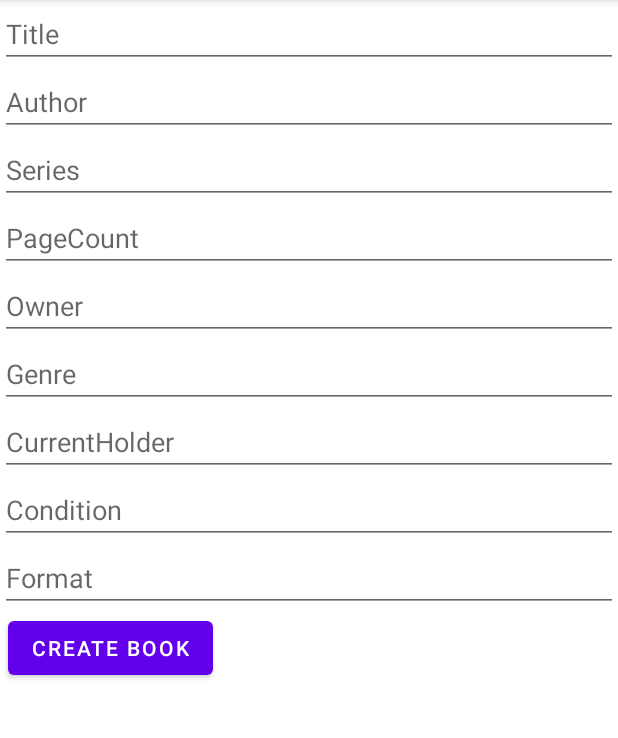
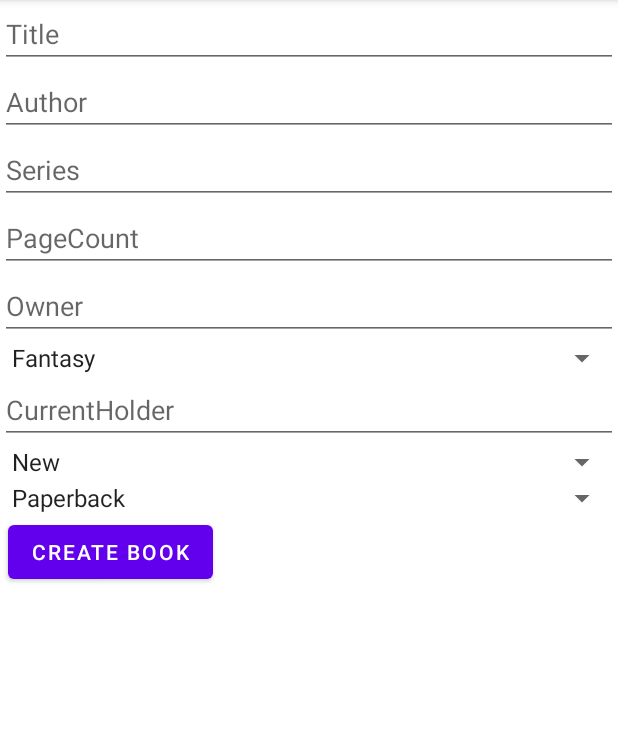
Before and after one commit to LayeredCake/library, an Android app: the InsertBookFragment screen opened through its navigation route, on a phone screen of 412 x 824 dp, the part 84-822 px from its top. Run offline under Robolectric (Android 15) with nearby library versions, the phone set to English and light mode, and no system bars; our stand-ins replace data binding; network calls fail; 1 statement that could not run was skipped.

Commit message:
Change ui elements for genre, condition, and format to spinners.

```diff
--- a/app/build.gradle
+++ b/app/build.gradle
@@ -1,6 +1,7 @@
 plugins {
     id 'com.android.application'
     id 'org.jetbrains.kotlin.android'
+    id 'org.jetbrains.kotlin.kapt' apply true
 }
 
 android {
--- a/app/src/main/java/com/example/libraryapp/BookDataSource.kt
+++ b/app/src/main/java/com/example/libraryapp/BookDataSource.kt
@@ -1,10 +1,8 @@
 package com.example.libraryapp
 
-import android.util.Log
 
 class BookDataSource(
     private val api: APIInterface,
-    private val refreshIntervalMs: Long = 5000
 ) {
 
 
--- a/app/src/main/java/com/example/libraryapp/BookDetailViewModel.kt
+++ b/app/src/main/java/com/example/libraryapp/BookDetailViewModel.kt
@@ -1,7 +1,5 @@
 package com.example.libraryapp
 
-import android.app.Application
-import android.util.Log
 import androidx.lifecycle.*
 import kotlinx.coroutines.launch
 
--- a/app/src/main/java/com/example/libraryapp/BookDetailViewModelFactory.kt
+++ b/app/src/main/java/com/example/libraryapp/BookDetailViewModelFactory.kt
@@ -1,12 +1,9 @@
 package com.example.libraryapp
 
-import android.app.Application
 import androidx.lifecycle.ViewModel
 import androidx.lifecycle.ViewModelProvider
 
 class BookDetailViewModelFactory(val repository: BooksRepository, val id: Int): ViewModelProvider.Factory {
-
-
 
     override fun <T : ViewModel> create(modelClass: Class<T>): T {
 
--- a/app/src/main/java/com/example/libraryapp/BookEditViewModelFactory.kt
+++ b/app/src/main/java/com/example/libraryapp/BookEditViewModelFactory.kt
@@ -1,6 +1,5 @@
 package com.example.libraryapp
 
-import android.app.Application
 import androidx.lifecycle.ViewModel
 import androidx.lifecycle.ViewModelProvider
 
--- a/app/src/main/java/com/example/libraryapp/BookListFragment.kt
+++ b/app/src/main/java/com/example/libraryapp/BookListFragment.kt
@@ -2,7 +2,6 @@ package com.example.libraryapp
 
 import android.content.Context
 import android.os.Bundle
-import android.util.Log
 import androidx.fragment.app.Fragment
 import android.view.LayoutInflater
 import android.view.View
--- a/app/src/main/java/com/example/libraryapp/InsertBookFragment.kt
+++ b/app/src/main/java/com/example/libraryapp/InsertBookFragment.kt
@@ -6,11 +6,10 @@ import android.view.LayoutInflater
 import android.view.View
 import android.view.ViewGroup
 import android.widget.Button
-import android.widget.EditText
+import androidx.fragment.app.viewModels
 import androidx.navigation.Navigation
-import kotlinx.coroutines.coroutineScope
-import kotlinx.coroutines.launch
-import kotlinx.coroutines.runBlocking
+import com.example.libraryapp.databinding.FragmentInsertBookBinding
+import kotlinx.coroutines.*
 
 class InsertBookFragment : Fragment() {
 
@@ -18,42 +17,26 @@ class InsertBookFragment : Fragment() {
         inflater: LayoutInflater, container: ViewGroup?,
         savedInstanceState: Bundle?
     ): View? {
-        val view = inflater.inflate(R.layout.fragment_insert_book, container, false)
+        val binding = FragmentInsertBookBinding.inflate(inflater, container, false)
+        val view: View = binding.root
 
         val main_activity : MainActivity = getActivity() as MainActivity
 
+        val model: InsertBookViewModel by viewModels { InsertBookViewModelFactory(main_activity.rep) }
+
         val button: Button = view.findViewById(R.id.buttonCreateBook)
-        val titleText: EditText = view.findViewById(R.id.txtTitle)
-        val authorText: EditText = view.findViewById(R.id.txtAuthor)
-        val seriesText: EditText = view.findViewById(R.id.txtSeries)
-        val pageCountText: EditText = view.findViewById(R.id.txtPageCount)
-        val ownerText: EditText = view.findViewById(R.id.txtOwner)
-        val genreText: EditText = view.findViewById(R.id.txtGenre)
-        val currentHolderText: EditText = view.findViewById(R.id.txtCurrentHolder)
-        val conditionText: EditText = view.findViewById(R.id.txtCondition)
-        val formatText: EditText = view.findViewById((R.id.txtFormat))
 
-        fun newBook() = runBlocking {
-            launch {
-                main_activity.rep.newBook(Book(
-                    titleText.getText().toString(),
-                    authorText.getText().toString(),
-                    seriesText.getText().toString(),
-                    pageCountText.getText().toString().toInt(),
-                    ownerText.getText().toString(),
-                    genreText.getText().toString().toInt(),
-                    currentHolderText.getText().toString(),
-                    conditionText.getText().toString().toInt(),
-                    formatText.getText().toString().toInt(),
-                    null))
+        button.setOnClickListener() {
+            GlobalScope.launch(Dispatchers.Main) {
+                model.add()
                 Navigation.findNavController(view).navigate(R.id.action_create_book)
             }
         }
 
-        button.setOnClickListener() {
-            newBook()
-        }
-        return view
+        binding.viewModel = model
+        binding.lifecycleOwner = this
+
+        return binding.root
     }
 
     companion object {
--- /dev/null
+++ b/app/src/main/java/com/example/libraryapp/InsertBookViewModel.kt
@@ -0,0 +1,50 @@
+package com.example.libraryapp
+
+import androidx.lifecycle.MutableLiveData
+import androidx.lifecycle.ViewModel
+import androidx.lifecycle.viewModelScope
+import kotlinx.coroutines.launch
+
+class InsertBookViewModel (val repository: BooksRepository) : ViewModel() {
+
+    var author = MutableLiveData<String>()
+    var title = MutableLiveData<String>()
+    var series = MutableLiveData<String>()
+    var pageCount = MutableLiveData<String>()
+    var owner = MutableLiveData<String>()
+    var genre = MutableLiveData<Int>()
+    var currentHolder = MutableLiveData<String>()
+    var condition = MutableLiveData<Int>()
+    var format = MutableLiveData<Int>()
+
+    init {
+        viewModelScope.launch {
+            author.value = ""
+            title.value = ""
+            series.value = ""
+            pageCount.value = ""
+            owner.value = ""
+            genre.value = 0
+            currentHolder.value = ""
+            condition.value = 0
+            format.value = 0
+        }
+    }
+
+    suspend fun add() {
+        val newBook = Book(
+            title.value!!,
+            author.value!!,
+            series.value!!,
+            pageCount.value!!.toInt(),
+            owner.value!!,
+            genre.value!!,
+            currentHolder.value!!,
+            condition.value!!,
+            format.value!!,
+            0
+        )
+        repository.newBook(newBook)
+    }
+
+}
--- /dev/null
+++ b/app/src/main/java/com/example/libraryapp/InsertBookViewModelFactory.kt
@@ -0,0 +1,12 @@
+package com.example.libraryapp
+
+import androidx.lifecycle.ViewModel
+import androidx.lifecycle.ViewModelProvider
+
+class InsertBookViewModelFactory(val repository: BooksRepository): ViewModelProvider.Factory {
+
+    override fun <T : ViewModel> create(modelClass: Class<T>): T {
+        return modelClass.getConstructor(BooksRepository::class.java).newInstance(repository)
+    }
+
+}
--- a/app/src/main/res/layout/fragment_insert_book.xml
+++ b/app/src/main/res/layout/fragment_insert_book.xml
@@ -1,12 +1,17 @@
 <?xml version="1.0" encoding="utf-8"?>
-<LinearLayout xmlns:android="http://schemas.android.com/apk/res/android"
+
+<layout xmlns:android="http://schemas.android.com/apk/res/android"
+    xmlns:app="http://schemas.android.com/apk/res-auto">
+    <data>
+        <variable name="viewModel" type="com.example.libraryapp.InsertBookViewModel"/>
+    </data>
+
+    <LinearLayout
         xmlns:tools="http://schemas.android.com/tools"
         android:layout_width="match_parent"
         android:layout_height="match_parent"
         android:orientation="vertical"
         tools:context=".InsertBookFragment">
-
-    <!-- TODO: Update blank fragment layout -->
 
         <EditText
             android:id="@+id/txtTitle"
@@ -14,8 +19,8 @@
             android:layout_height="wrap_content"
             android:hint="@string/title"
             android:inputType="text"
-        android:importantForAutofill="no" />
-
+            android:importantForAutofill="no"
+            android:text="@={viewModel.title}" />
 
         <EditText
             android:id="@+id/txtAuthor"
@@ -23,7 +28,8 @@
             android:layout_height="wrap_content"
             android:hint="@string/string_author"
             android:inputType="text"
-        android:importantForAutofill="no" />
+            android:importantForAutofill="no"
+            android:text="@={viewModel.author}" />
 
         <EditText
             android:id="@+id/txtSeries"
@@ -31,7 +37,8 @@
             android:layout_height="wrap_content"
             android:hint="Series"
             android:inputType="text"
-        android:importantForAutofill="no" />
+            android:importantForAutofill="no"
+            android:text="@={viewModel.series}" />
 
         <EditText
             android:id="@+id/txtPageCount"
@@ -39,7 +46,8 @@
             android:layout_height="wrap_content"
             android:hint="PageCount"
             android:inputType="number"
-        android:importantForAutofill="no" />
+            android:importantForAutofill="no"
+            android:text="@={viewModel.pageCount}" />
 
         <EditText
             android:id="@+id/txtOwner"
@@ -47,15 +55,16 @@
             android:layout_height="wrap_content"
             android:hint="Owner"
             android:inputType="text"
-        android:importantForAutofill="no" />
+            android:importantForAutofill="no"
+            android:text="@={viewModel.owner}" />
 
-    <EditText
-        android:id="@+id/txtGenre"
+        <Spinner
+            android:id="@+id/spinnerGenre"
             android:layout_width="match_parent"
             android:layout_height="wrap_content"
-        android:hint="Genre"
-        android:inputType="text"
-        android:importantForAutofill="no" />
+            android:selectedItemPosition="@={viewModel.genre}"
+            android:entries="@array/genres_array"
+            />
 
         <EditText
             android:id="@+id/txtCurrentHolder"
@@ -63,23 +72,24 @@
             android:layout_height="wrap_content"
             android:hint="CurrentHolder"
             android:inputType="text"
-        android:importantForAutofill="no" />
+            android:importantForAutofill="no"
+            android:text="@={viewModel.currentHolder}" />
 
-    <EditText
-        android:id="@+id/txtCondition"
+        <Spinner
+            android:id="@+id/spinnerCondition"
             android:layout_width="match_parent"
             android:layout_height="wrap_content"
-        android:hint="Condition"
-        android:inputType="text"
-        android:importantForAutofill="no" />
+            android:selectedItemPosition="@={viewModel.condition}"
+            android:entries="@array/conditions_array"
+            />
 
-    <EditText
-        android:id="@+id/txtFormat"
+        <Spinner
+            android:id="@+id/spinnerFormat"
             android:layout_width="match_parent"
             android:layout_height="wrap_content"
-        android:hint="Format"
-        android:inputType="text"
-        android:importantForAutofill="no" />
+            android:selectedItemPosition="@={viewModel.format}"
+            android:entries="@array/formats_array"
+            />
 
         <Button
             android:id="@+id/buttonCreateBook"
@@ -89,3 +99,4 @@
             android:text="@string/create_book" />
 
     </LinearLayout>
+</layout>
--- /dev/null
+++ b/app/src/main/res/values/condition_choices.xml
@@ -0,0 +1,9 @@
+<?xml version="1.0" encoding="utf-8"?>
+<resources>
+    <string-array name="conditions_array">
+        <item>New</item>
+        <item>Good</item>
+        <item>Bad</item>
+        <item>Unknown</item>
+    </string-array>
+</resources>
--- /dev/null
+++ b/app/src/main/res/values/format_choices.xml
@@ -0,0 +1,7 @@
+<?xml version="1.0" encoding="utf-8"?>
+<resources>
+    <string-array name="formats_array">
+        <item>Paperback</item>
+        <item>Hardcover</item>
+    </string-array>
+</resources>
--- /dev/null
+++ b/app/src/main/res/values/genre_choices.xml
@@ -0,0 +1,10 @@
+<?xml version="1.0" encoding="utf-8"?>
+<resources>
+    <string-array name="genres_array">
+        <item>Fantasy</item>
+        <item>Science Fiction</item>
+        <item>Literature</item>
+        <item>Non-Fiction</item>
+        <item>Other</item>
+    </string-array>
+</resources>
```
Also changed, not shown: app/src/main/java/com/example/libraryapp/BookAdapter.kt (deleted, +0 -27 lines), app/src/main/java/com/example/libraryapp/BookDetailsFragment.kt (+0 -13 lines), app/src/main/java/com/example/libraryapp/BookEditFragment.kt (+5 -14 lines), app/src/main/java/com/example/libraryapp/BookEditViewModel.kt (+7 -12 lines), app/src/main/java/com/example/libraryapp/BooksRepository.kt (+0 -11 lines), app/src/main/java/com/example/libraryapp/MainActivity.kt (+0 -11 lines), app/src/main/res/layout/fragment_book_edit.xml (+17 -27 lines). Lines whose indentation alone changed are shown as unchanged.
